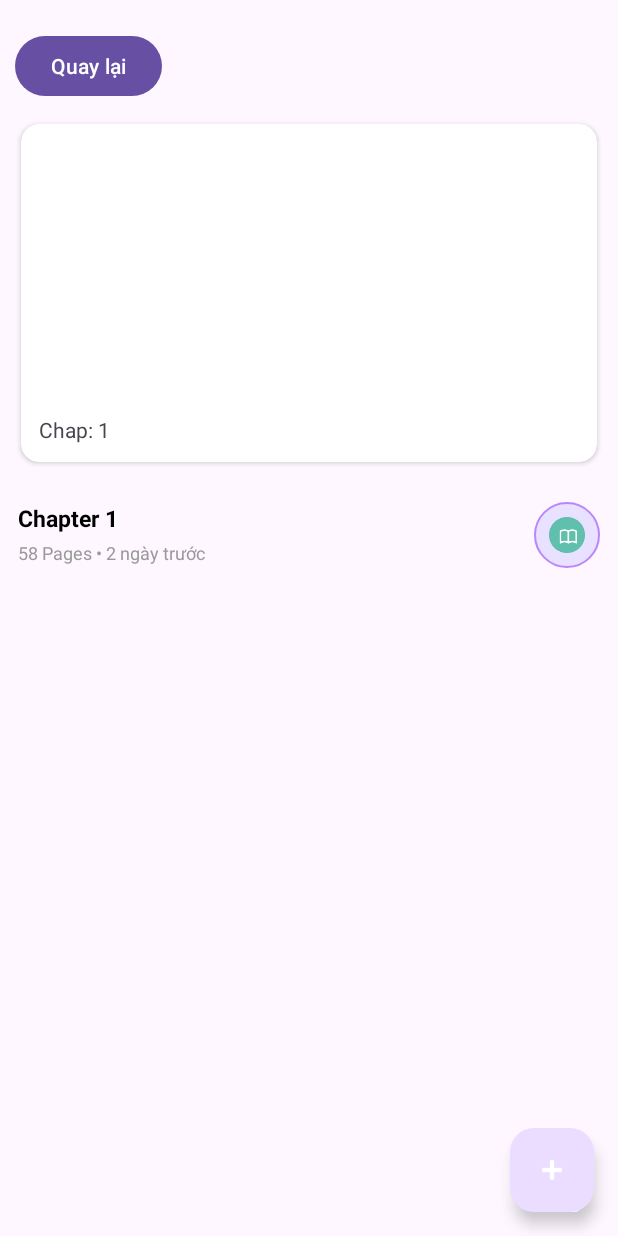
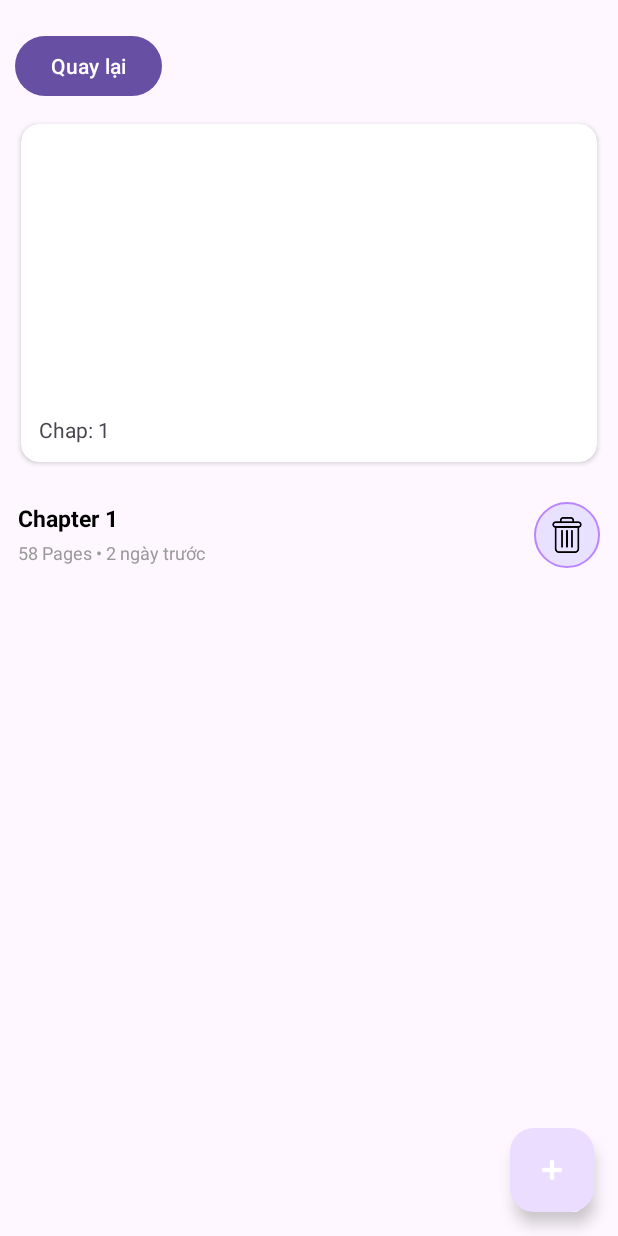
Before and after one commit to NguyenTuan180505/ComicApp, an Android app: the ComicDetailAdActivity screen opened directly, with no data from a screen before it, after a tap on an icon or button, on a phone screen of 412 x 824 dp. Run offline under Robolectric (Android 15) with nearby library versions, the phone set to English and light mode, and no system bars.

Commit message:
edit "btn_delete in comic_detail_ad"

```diff
--- a/app/src/main/java/com/example/comicapp/data/adapter/ChapterAdapter.java
+++ b/app/src/main/java/com/example/comicapp/data/adapter/ChapterAdapter.java
@@ -4,19 +4,17 @@ import android.content.Context;
 import android.view.LayoutInflater;
 import android.view.View;
 import android.view.ViewGroup;
+import android.widget.ImageView;
 import android.widget.TextView;
-
 import androidx.annotation.NonNull;
 import androidx.recyclerview.widget.RecyclerView;
-
 import com.example.comicapp.R;
-
 import java.util.List;
-
 public class ChapterAdapter extends RecyclerView.Adapter<ChapterAdapter.ChapterViewHolder> {
 
     public interface OnChapterClickListener {
         void onChapterClick(int chapterNumber);
+        void onChapterDelete(int chapterNumber, int position);
     }
 
     private final Context context;
@@ -32,7 +30,7 @@ public class ChapterAdapter extends RecyclerView.Adapter<ChapterAdapter.ChapterV
     @NonNull
     @Override
     public ChapterViewHolder onCreateViewHolder(@NonNull ViewGroup parent, int viewType) {
-        View view = LayoutInflater.from(context).inflate(R.layout.item_chapter, parent, false);
+        View view = LayoutInflater.from(context).inflate(R.layout.item_chapter_ad, parent, false);
         return new ChapterViewHolder(view);
     }
 
@@ -42,6 +40,9 @@ public class ChapterAdapter extends RecyclerView.Adapter<ChapterAdapter.ChapterV
         holder.tvChapterTitle.setText("Chapter " + chapter);
         holder.itemView.setOnClickListener(v -> {
             if (listener != null) listener.onChapterClick(chapter);
+        });
+        holder.btnDelete.setOnClickListener(v -> {
+            if (listener != null) listener.onChapterDelete(chapter, position);
         });
 
     }
@@ -53,11 +54,12 @@ public class ChapterAdapter extends RecyclerView.Adapter<ChapterAdapter.ChapterV
 
     static class ChapterViewHolder extends RecyclerView.ViewHolder {
         TextView tvChapterTitle;
-
+        ImageView btnDelete;
 
         ChapterViewHolder(@NonNull View itemView) {
             super(itemView);
             tvChapterTitle = itemView.findViewById(R.id.tvChapterTitle);
+            btnDelete = itemView.findViewById(R.id.btnDeleteChapter);
         }
     }
 }
--- a/app/src/main/java/com/example/comicapp/ui/ActivityAdmin/ComicDetailAdActivity.java
+++ b/app/src/main/java/com/example/comicapp/ui/ActivityAdmin/ComicDetailAdActivity.java
@@ -73,7 +73,9 @@ public class ComicDetailAdActivity extends AppCompatActivity {
         for (int i = 1; i <= chaptersCount; i++) {
             chapterNumbers.add(i);
         }
-        ChapterAdapter adapter = new ChapterAdapter(this, chapterNumbers, chapterNumber -> {
+        final ChapterAdapter adapter = new ChapterAdapter(this, chapterNumbers, new ChapterAdapter.OnChapterClickListener() {
+            @Override
+            public void onChapterClick(int chapterNumber) {
                 BottomSheetDialog dialog = new BottomSheetDialog(ComicDetailAdActivity.this);
                 View sheet = LayoutInflater.from(ComicDetailAdActivity.this)
                         .inflate(R.layout.activity_edit_chapter, null);
@@ -89,9 +91,26 @@ public class ComicDetailAdActivity extends AppCompatActivity {
                     dialog.dismiss();
                 });
                 dialog.show();
+            }
+
+            @Override
+            public void onChapterDelete(int chapterNumber, int position) {
+                chapterNumbers.remove(position);
+                chaptersCount = chapterNumbers.size();
+                tvChapters.setText("Chap: " + chaptersCount);
+                RecyclerView.Adapter rvAdapter = recyclerChapters.getAdapter();
+                if (rvAdapter instanceof ChapterAdapter) {
+                    rvAdapter.notifyItemRemoved(position);
+                }
+                prefs.edit()
+                        .remove(title + "_chapter_" + chapterNumber)
+                        .putInt(title + "_chapter_count", chaptersCount)
+                        .apply();
+            }
         });
         recyclerChapters.setAdapter(adapter);
 
+        if (fabAddChapter != null) {
             fabAddChapter.setOnClickListener(v -> {
                 chaptersCount++;
                 tvChapters.setText("Chap: " + chaptersCount);
@@ -99,6 +118,7 @@ public class ComicDetailAdActivity extends AppCompatActivity {
                 adapter.notifyItemInserted(chapterNumbers.size() - 1);
                 prefs.edit().putInt(title + "_chapter_count", chaptersCount).apply();
             });
+        }
 
         btnBackToManage.setOnClickListener(v -> {
             finish();
--- a/app/src/main/res/layout/activity_comic_detail_ad.xml
+++ b/app/src/main/res/layout/activity_comic_detail_ad.xml
@@ -66,7 +66,7 @@
         android:paddingEnd="8dp"
         android:paddingBottom="12dp"
         android:clipToPadding="false"
-        tools:listitem="@layout/item_chapter" />
+        tools:listitem="@layout/item_chapter_ad" />
 
     <LinearLayout
         android:id="@+id/layoutInputComment"
--- /dev/null
+++ b/app/src/main/res/layout/item_chapter_ad.xml
@@ -0,0 +1,47 @@
+<?xml version="1.0" encoding="utf-8"?>
+<LinearLayout xmlns:android="http://schemas.android.com/apk/res/android"
+    android:id="@+id/chapterItem"
+    android:layout_width="match_parent"
+    android:layout_height="wrap_content"
+    android:orientation="horizontal"
+    android:paddingVertical="12dp"
+    android:paddingHorizontal="4dp"
+    android:background="?attr/selectableItemBackground"
+    android:clickable="true"
+    android:focusable="true">
+
+    <LinearLayout
+        android:layout_width="0dp"
+        android:layout_height="wrap_content"
+        android:layout_weight="1"
+        android:orientation="vertical">
+
+        <TextView
+            android:id="@+id/tvChapterTitle"
+            android:layout_width="wrap_content"
+            android:layout_height="wrap_content"
+            android:text="Chapter 178: Awakening"
+            android:textColor="#000000"
+            android:textSize="15sp"
+            android:textStyle="bold" />
+
+        <TextView
+            android:id="@+id/tvPageCount"
+            android:layout_width="wrap_content"
+            android:layout_height="wrap_content"
+            android:layout_marginTop="4dp"
+            android:text="58 Pages • 2 ngày trước"
+            android:textColor="#999999"
+            android:textSize="12sp" />
+    </LinearLayout>
+
+    <ImageView
+        android:id="@+id/btnDeleteChapter"
+        android:layout_width="44dp"
+        android:layout_height="44dp"
+        android:src="@mipmap/ic_delete"
+        android:background="@drawable/btn_circle_light_purple"
+        android:padding="10dp"
+        android:scaleType="centerInside" />
+
+</LinearLayout>
```
Also changed, not shown: app/src/main/res/mipmap/ic_delete.png (added). Lines whose indentation alone changed are shown as unchanged.
